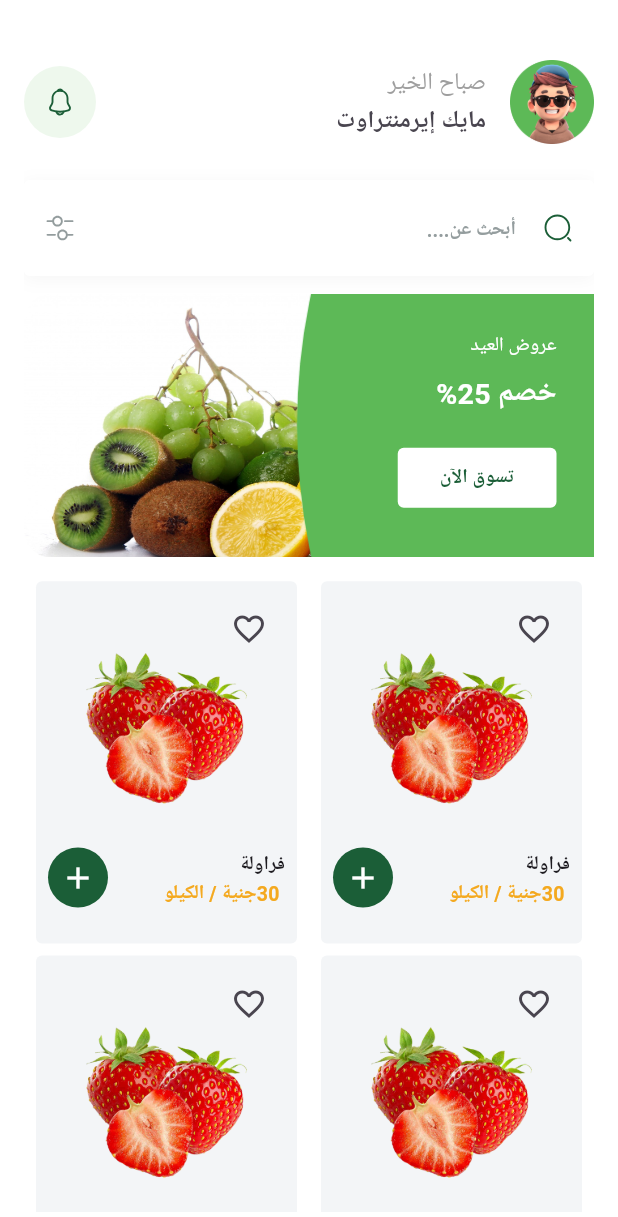
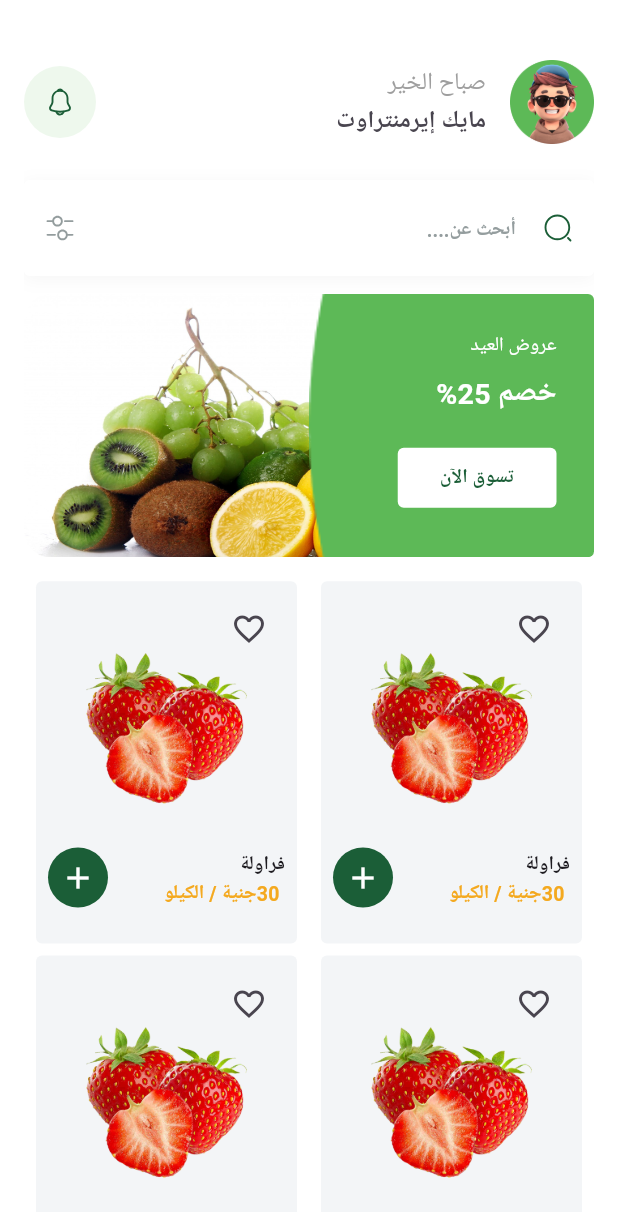
Before and after one commit to omarabady1/Fruitify, a Flutter app: the screen it shows after launch, on a phone screen of 412 x 824 dp. Shown: the top 1217 px of the screen. Run offline on Flutter 3.47's test engine with Material 3 defaults, Android fonts, the phone set to English and light mode, and no system bars; our stand-ins replace cloud_firestore, dartz, dots_indicator, firebase_auth, firebase_core, flutter_bloc and 8 more; missing offline and left inert: flutter_facebook_auth; accounts and stored records are empty; Roboto replaces fonts that are missing (Cairo).

Commit message:
Refactor: Improve layout of `FeaturedItem` widget

```diff
--- a/lib/features/home/presentation/views/widgets/featured_item.dart
+++ b/lib/features/home/presentation/views/widgets/featured_item.dart
@@ -8,40 +8,71 @@ class FeaturedItem extends StatelessWidget {
   const FeaturedItem({super.key});
   @override
   Widget build(BuildContext context) {
-    double width = MediaQuery.sizeOf(context).width;
     return AspectRatio(
       aspectRatio: 342 / 158,
+      child: ClipRRect(
+        borderRadius: BorderRadius.circular(4),
+        child: LayoutBuilder(
+          builder: (context, constraints) {
+            return Stack(
+              clipBehavior: Clip.hardEdge,
+              children: [
+                Positioned.fill(
+                  child: Image.asset(Assets.imagesFruits, fit: BoxFit.cover),
+                ),
+                Align(
+                  alignment: Alignment.centerRight,
+                  child: LayoutBuilder(
+                    builder: (context, constraints) {
+                      return SizedBox(
+                        width: constraints.maxWidth * 0.5,
+                        height: constraints.maxHeight,
                         child: Stack(
                           children: [
-          Image.asset(Assets.imagesFruits, fit: BoxFit.fitWidth),
-          Container(
-            padding: EdgeInsets.only(top: 25, bottom: 29, right: 25),
-            width: width * 0.5,
-            decoration: BoxDecoration(
-              image: DecorationImage(
+                            Positioned.fill(
+                              child: Image(
                                 image: svg.Svg(Assets.imagesGreenElipse),
-                fit: BoxFit.fitHeight,
+                                fit: BoxFit.cover,
                               ),
+                            ),
+                            Padding(
+                              padding: const EdgeInsets.only(
+                                top: 25,
+                                bottom: 29,
+                                right: 25,
                               ),
                               child: Column(
                                 crossAxisAlignment: CrossAxisAlignment.start,
                                 children: [
                                   Text(
                                     'عروض العيد',
-                  style: AppTextStyles.regular13.copyWith(color: Colors.white),
+                                    style: AppTextStyles.regular13.copyWith(
+                                      color: Colors.white,
                                     ),
-                SizedBox(height: 8),
+                                  ),
+                                  const SizedBox(height: 8),
                                   Text(
                                     'خصم 25%',
-                  style: AppTextStyles.bold19.copyWith(color: Colors.white),
+                                    style: AppTextStyles.bold19.copyWith(
+                                      color: Colors.white,
+                                    ),
                                   ),
                                   const Spacer(),
-                SizedBox(child: FeaturedItemButton(onPressed: () {})),
+                                  FeaturedItemButton(onPressed: () {}),
                                 ],
                               ),
                             ),
                           ],
                         ),
                       );
+                    },
+                  ),
+                ),
+              ],
+            );
+          },
+        ),
+      ),
+    );
   }
 }
```
Lines whose indentation alone changed are shown as unchanged.
